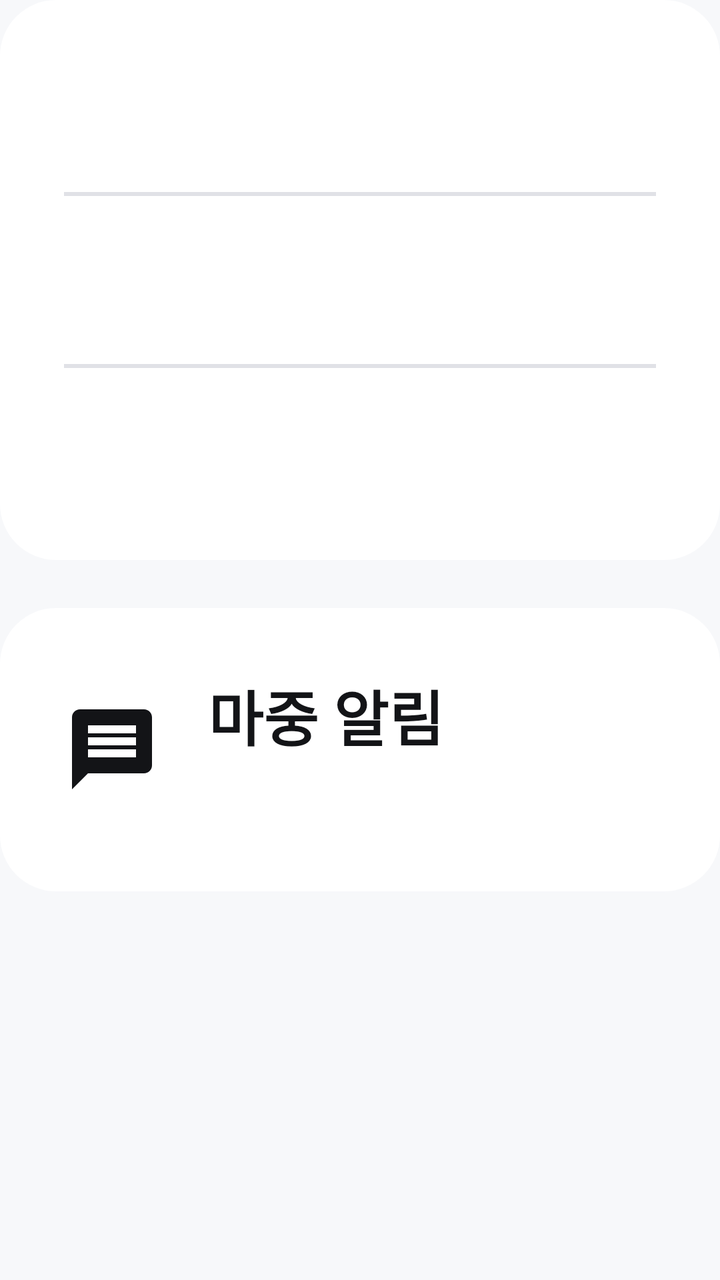
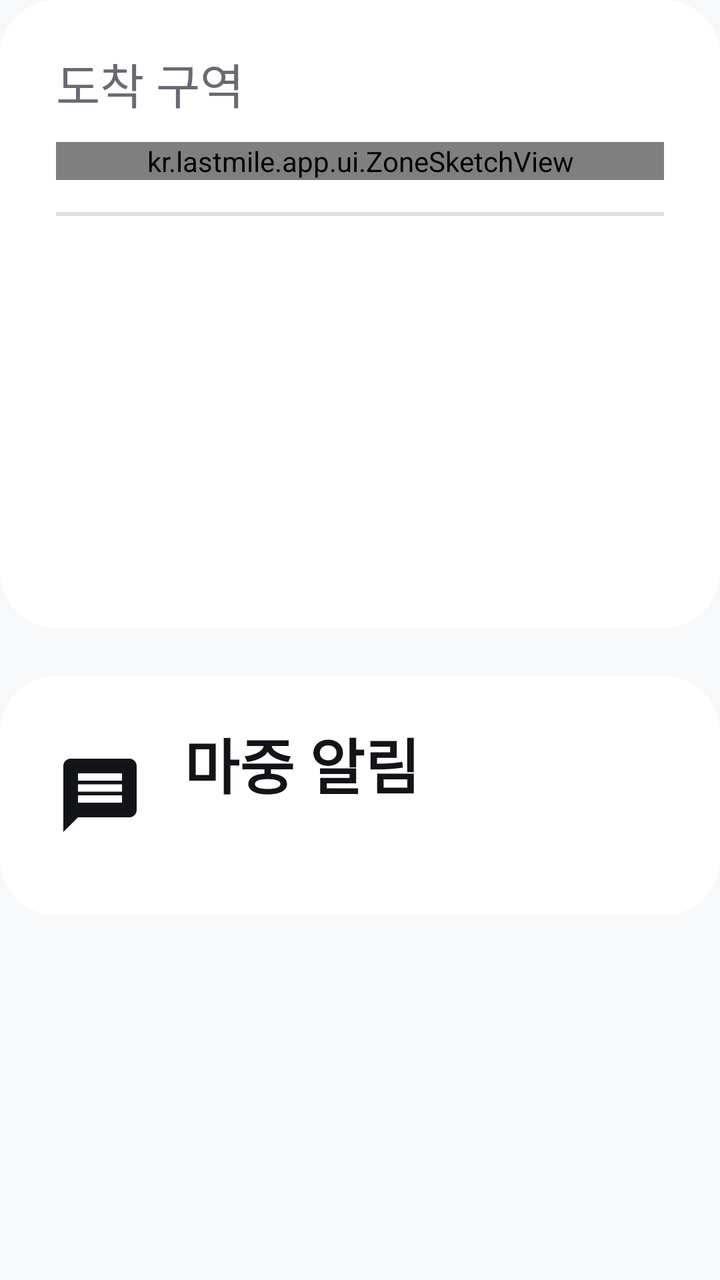

Screens rendered from an Android XML layout before and after an edit, with the pre-edit source and the edit as a unified diff.
<!-- AndroidManifest.xml: application theme Theme.LastMile -->
<!-- res/layout/block_drive_info.xml -->
<?xml version="1.0" encoding="utf-8"?>
<LinearLayout xmlns:android="http://schemas.android.com/apk/res/android" android:layout_width="match_parent" android:layout_height="wrap_content" android:orientation="vertical">
    <LinearLayout android:layout_width="match_parent" android:layout_height="wrap_content" android:orientation="vertical" android:background="@drawable/bg_card" android:padding="@dimen/card_padding">
        <include android:id="@+id/factCurb" layout="@layout/row_fact"/>
        <View android:layout_width="match_parent" android:layout_height="2dp" android:background="@color/outline" android:layout_marginTop="20dp" android:layout_marginBottom="20dp"/>
        <include android:id="@+id/factValet" layout="@layout/row_fact"/>
        <View android:layout_width="match_parent" android:layout_height="2dp" android:background="@color/outline" android:layout_marginTop="20dp" android:layout_marginBottom="20dp"/>
        <include android:id="@+id/factParking" layout="@layout/row_fact"/>
    </LinearLayout>
    <LinearLayout android:id="@+id/meetingStatusCard" android:layout_width="match_parent" android:layout_height="wrap_content" android:orientation="horizontal" android:gravity="center_vertical"
        android:background="@drawable/bg_card" android:padding="@dimen/card_padding" android:layout_marginTop="@dimen/gutter">
        <ImageView android:id="@+id/meetingStatusIcon" android:layout_width="48dp" android:layout_height="48dp" android:src="@drawable/ic_message" android:tint="@color/text_primary"/>
        <LinearLayout android:layout_width="0dp" android:layout_weight="1" android:layout_height="wrap_content" android:orientation="vertical" android:layout_marginStart="24dp">
            <TextView android:id="@+id/meetingStatusTitle" style="@style/Text.Body" android:layout_width="wrap_content" android:layout_height="wrap_content" android:textStyle="bold" android:text="@string/meeting_mode"/>
            <TextView android:id="@+id/meetingStatusText" style="@style/Text.Label" android:layout_width="match_parent" android:layout_height="wrap_content" android:layout_marginTop="6dp" android:maxLines="2" android:ellipsize="end"/>
        </LinearLayout>
    </LinearLayout>
</LinearLayout>
<!-- res/layout/row_fact.xml (included above) -->
<?xml version="1.0" encoding="utf-8"?>
<LinearLayout xmlns:android="http://schemas.android.com/apk/res/android" android:layout_width="match_parent" android:layout_height="wrap_content" android:orientation="horizontal" android:gravity="center_vertical">
    <ImageView android:id="@+id/factIcon" android:layout_width="44dp" android:layout_height="44dp" android:tint="@color/text_primary"/>
    <TextView android:id="@+id/factLabel" style="@style/Text.Label" android:layout_width="96dp" android:layout_height="wrap_content" android:layout_marginStart="20dp"/>
    <TextView android:id="@+id/factValue" style="@style/Text.Body" android:layout_width="0dp" android:layout_weight="1" android:layout_height="wrap_content" android:textStyle="bold" android:maxLines="2" android:ellipsize="end"/>
</LinearLayout>
<!-- resources referenced by this layout -->
<resources>
  <color name="outline">@color/basic_600</color>
  <color name="text_primary">@color/basic_100</color>
  <dimen name="card_padding">32dp</dimen>
  <dimen name="gutter">24dp</dimen>
  <!-- drawable bg_card (drawable) -->
  <shape xmlns:android="http://schemas.android.com/apk/res/android" android:shape="rectangle">
      <solid android:color="@color/surface"/>
      <corners android:radius="@dimen/card_radius"/>
  </shape>
  <!-- drawable ic_message (drawable) -->
  <vector xmlns:android="http://schemas.android.com/apk/res/android" android:width="24dp" android:height="24dp" android:viewportWidth="24" android:viewportHeight="24" android:tint="?attr/colorControlNormal">
      <path android:fillColor="#FFFFFFFF" android:pathData="M20,2H4c-1.1,0 -2,0.9 -2,2v18l4,-4h14c1.1,0 2,-0.9 2,-2V4c0,-1.1 -0.9,-2 -2,-2zM18,14H6v-2h12v2zM18,11H6V9h12v2zM18,8H6V6h12v2z"/>
  </vector>
  <string name="meeting_mode">마중 알림</string>
  <style name="Text.Body"><item name="android:textSize">@dimen/text_body</item><item name="android:lineSpacingMultiplier">1.25</item></style>
  <style name="Text.Label"><item name="android:textSize">@dimen/text_label</item><item name="android:textColor">@color/text_secondary</item></style>
  <style name="Theme.LastMile" parent="Theme.Material3.DayNight.NoActionBar">
          <item name="android:windowBackground">@color/background</item>
          <item name="colorPrimary">@color/button_primary</item>
          <item name="colorOnPrimary">@color/text_on_primary</item>
          <item name="colorSurface">@color/surface</item>
          <item name="android:textColorPrimary">@color/text_primary</item>
          <item name="android:textColorSecondary">@color/text_secondary</item>
          <item name="colorControlNormal">@color/text_primary</item>
          <item name="android:fontFamily">sans-serif</item>
          <item name="bottomSheetDialogTheme">@style/Theme.LastMile.Sheet</item>
      </style>
  <color name="basic_600">#E0E1E6</color>
  <color name="basic_100">#131417</color>
  <color name="surface">@color/basic_900</color>
  <dimen name="card_radius">28dp</dimen>
  <dimen name="text_body">30sp</dimen>
  <dimen name="text_label">24sp</dimen>
  <color name="text_secondary">@color/basic_300</color>
  <color name="background">@color/basic_800</color>
  <color name="button_primary">@color/basic_100</color>
  <color name="text_on_primary">@color/basic_900</color>
  <style name="Theme.LastMile.Sheet" parent="ThemeOverlay.Material3.BottomSheetDialog">
          <item name="bottomSheetStyle">@style/Widget.LastMile.Sheet</item>
      </style>
  <color name="basic_900">#FFFFFF</color>
  <color name="basic_300">#686A72</color>
  <color name="basic_800">#F7F8FA</color>
  <style name="Widget.LastMile.Sheet" parent="Widget.Material3.BottomSheet.Modal">
          <item name="android:background">@drawable/bg_sheet</item>
          <item name="backgroundTint">@null</item>
          <item name="android:maxWidth">1400dp</item>
          <item name="behavior_skipCollapsed">true</item>
          <item name="behavior_fitToContents">true</item>
      </style>
  <!-- drawable bg_sheet (drawable) -->
  <shape xmlns:android="http://schemas.android.com/apk/res/android" android:shape="rectangle">
      <solid android:color="@color/surface"/>
      <corners android:topLeftRadius="36dp" android:topRightRadius="36dp"/>
  </shape>
</resources>

<!-- the commit's change to res/layout/block_drive_info.xml (unified diff, before → after) -->
@@ -1,18 +1,23 @@
 <?xml version="1.0" encoding="utf-8"?>
 <LinearLayout xmlns:android="http://schemas.android.com/apk/res/android" android:layout_width="match_parent" android:layout_height="wrap_content" android:orientation="vertical">
-    <LinearLayout android:layout_width="match_parent" android:layout_height="wrap_content" android:orientation="vertical" android:background="@drawable/bg_card" android:padding="@dimen/card_padding">
+    
+    <LinearLayout android:layout_width="match_parent" android:layout_height="wrap_content" android:orientation="vertical" android:background="@drawable/bg_card" android:paddingStart="28dp" android:paddingEnd="28dp" android:paddingTop="24dp" android:paddingBottom="28dp">
+        <LinearLayout android:layout_width="match_parent" android:layout_height="wrap_content" android:orientation="horizontal" android:gravity="center_vertical">
+            <TextView style="@style/Text.Label" android:layout_width="wrap_content" android:layout_height="wrap_content" android:text="@string/zone_title"/>
+            <TextView android:id="@+id/driveDestination" style="@style/Text.Body" android:layout_width="0dp" android:layout_weight="1" android:layout_height="wrap_content" android:layout_marginStart="16dp" android:textStyle="bold" android:gravity="end" android:maxLines="1" android:ellipsize="end"/>
+        </LinearLayout>
+        <kr.lastmile.app.ui.ZoneSketchView android:id="@+id/zoneSketch" android:layout_width="match_parent" android:layout_height="wrap_content" android:layout_marginTop="12dp"/>
+        <View android:layout_width="match_parent" android:layout_height="2dp" android:background="@color/outline" android:layout_marginTop="16dp" android:layout_marginBottom="18dp"/>
         <include android:id="@+id/factCurb" layout="@layout/row_fact"/>
-        <View android:layout_width="match_parent" android:layout_height="2dp" android:background="@color/outline" android:layout_marginTop="20dp" android:layout_marginBottom="20dp"/>
-        <include android:id="@+id/factValet" layout="@layout/row_fact"/>
-        <View android:layout_width="match_parent" android:layout_height="2dp" android:background="@color/outline" android:layout_marginTop="20dp" android:layout_marginBottom="20dp"/>
-        <include android:id="@+id/factParking" layout="@layout/row_fact"/>
+        <include android:id="@+id/factValet" layout="@layout/row_fact" android:layout_width="match_parent" android:layout_height="wrap_content" android:layout_marginTop="14dp"/>
+        <include android:id="@+id/factParking" layout="@layout/row_fact" android:layout_width="match_parent" android:layout_height="wrap_content" android:layout_marginTop="14dp"/>
     </LinearLayout>
     <LinearLayout android:id="@+id/meetingStatusCard" android:layout_width="match_parent" android:layout_height="wrap_content" android:orientation="horizontal" android:gravity="center_vertical"
-        android:background="@drawable/bg_card" android:padding="@dimen/card_padding" android:layout_marginTop="@dimen/gutter">
-        <ImageView android:id="@+id/meetingStatusIcon" android:layout_width="48dp" android:layout_height="48dp" android:src="@drawable/ic_message" android:tint="@color/text_primary"/>
-        <LinearLayout android:layout_width="0dp" android:layout_weight="1" android:layout_height="wrap_content" android:orientation="vertical" android:layout_marginStart="24dp">
+        android:background="@drawable/bg_card" android:paddingStart="28dp" android:paddingEnd="28dp" android:paddingTop="22dp" android:paddingBottom="22dp" android:layout_marginTop="@dimen/gutter">
+        <ImageView android:id="@+id/meetingStatusIcon" android:layout_width="44dp" android:layout_height="44dp" android:src="@drawable/ic_message" android:tint="@color/text_primary"/>
+        <LinearLayout android:layout_width="0dp" android:layout_weight="1" android:layout_height="wrap_content" android:orientation="vertical" android:layout_marginStart="20dp">
             <TextView android:id="@+id/meetingStatusTitle" style="@style/Text.Body" android:layout_width="wrap_content" android:layout_height="wrap_content" android:textStyle="bold" android:text="@string/meeting_mode"/>
-            <TextView android:id="@+id/meetingStatusText" style="@style/Text.Label" android:layout_width="match_parent" android:layout_height="wrap_content" android:layout_marginTop="6dp" android:maxLines="2" android:ellipsize="end"/>
+            <TextView android:id="@+id/meetingStatusText" style="@style/Text.Label" android:layout_width="match_parent" android:layout_height="wrap_content" android:layout_marginTop="4dp" android:maxLines="2" android:ellipsize="end"/>
         </LinearLayout>
     </LinearLayout>
 </LinearLayout>
<!-- resource entries referenced after the edit -->
@@ -2,7 +2,6 @@
 <resources>
   <color name="outline">@color/basic_600</color>
   <color name="text_primary">@color/basic_100</color>
-  <dimen name="card_padding">32dp</dimen>
   <dimen name="gutter">24dp</dimen>
   <!-- drawable bg_card (drawable) -->
   <shape xmlns:android="http://schemas.android.com/apk/res/android" android:shape="rectangle">
@@ -14,6 +13,7 @@
       <path android:fillColor="#FFFFFFFF" android:pathData="M20,2H4c-1.1,0 -2,0.9 -2,2v18l4,-4h14c1.1,0 2,-0.9 2,-2V4c0,-1.1 -0.9,-2 -2,-2zM18,14H6v-2h12v2zM18,11H6V9h12v2zM18,8H6V6h12v2z"/>
   </vector>
   <string name="meeting_mode">마중 알림</string>
+  <string name="zone_title">도착 구역</string>
   <style name="Text.Body"><item name="android:textSize">@dimen/text_body</item><item name="android:lineSpacingMultiplier">1.25</item></style>
   <style name="Text.Label"><item name="android:textSize">@dimen/text_label</item><item name="android:textColor">@color/text_secondary</item></style>
   <style name="Theme.LastMile" parent="Theme.Material3.DayNight.NoActionBar">
